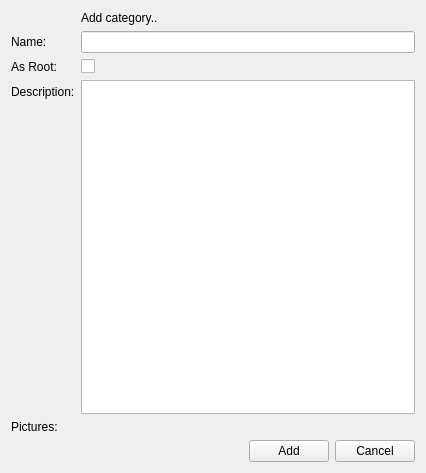
Qt form client/uiforms/category_add.ui (Wolframe/configurator) before a commit.
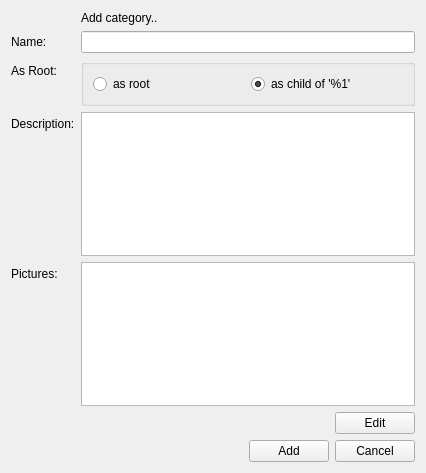
The same form after that commit. Icons and pictures are not drawn.

Commit message: fixed categories (but for pictures)

The edit to the form file:
```diff
--- a/client/uiforms/category_add.ui
+++ b/client/uiforms/category_add.ui
@@ -59,16 +59,6 @@
      <property name="text">
       <string>As Root:</string>
      </property>
-     <property name="buddy">
-      <cstring>root</cstring>
-     </property>
-    </widget>
-   </item>
-   <item row="2" column="1">
-    <widget class="QCheckBox" name="root">
-     <property name="text">
-      <string/>
-     </property>
     </widget>
    </item>
    <item row="3" column="0">
@@ -91,7 +81,7 @@
      </property>
     </widget>
    </item>
-   <item row="5" column="1">
+   <item row="6" column="1">
     <layout class="QHBoxLayout" name="horizontalLayout">
      <item>
       <spacer name="horizontalSpacer">
@@ -117,6 +107,9 @@
        <property name="form" stdset="0">
         <string notr="true">_CLOSE_</string>
        </property>
+       <property name="datasignal:clicked" stdset="0">
+        <string>categories</string>
+       </property>
       </widget>
      </item>
      <item>
@@ -131,6 +124,96 @@
      </item>
     </layout>
    </item>
+   <item row="2" column="1">
+    <widget class="QGroupBox" name="root">
+     <property name="title">
+      <string/>
+     </property>
+     <property name="checkable">
+      <bool>false</bool>
+     </property>
+     <property name="checked">
+      <bool>false</bool>
+     </property>
+     <layout class="QHBoxLayout" name="horizontalLayout_3">
+      <item>
+       <widget class="QRadioButton" name="yes">
+        <property name="text">
+         <string>as root</string>
+        </property>
+       </widget>
+      </item>
+      <item>
+       <widget class="QRadioButton" name="no">
+        <property name="text">
+         <string>as child of '%1'</string>
+        </property>
+        <property name="checked">
+         <bool>true</bool>
+        </property>
+        <property name="action" stdset="0">
+         <string>CategoryRequest category {id={main.id}}</string>
+        </property>
+        <property name="answer" stdset="0">
+         <string>Category category {id={?}; parentID={?}; name{{1}}; normalizedName{{?}}; description{{2}}}</string>
+        </property>
+        <property name="state:visible" stdset="0">
+         <string>{main.id}&gt;1</string>
+        </property>
+        <property name="state:enabled" stdset="0">
+         <string>{main.id}&gt;1</string>
+        </property>
+       </widget>
+      </item>
+     </layout>
+    </widget>
+   </item>
+   <item row="4" column="1">
+    <widget class="QListWidget" name="pictures">
+     <property name="iconSize">
+      <size>
+       <width>50</width>
+       <height>50</height>
+      </size>
+     </property>
+     <property name="viewMode">
+      <enum>QListView::IconMode</enum>
+     </property>
+     <property name="action" stdset="0">
+      <string>CategoryPictureListRequest category {id={main.id}}</string>
+     </property>
+     <property name="answer" stdset="0">
+      <string>CategoryPictureList pictures {picture[] {id={pictures.item.id}; thumbnail{{pictures.item.icon}} }}</string>
+     </property>
+    </widget>
+   </item>
+   <item row="5" column="1">
+    <layout class="QHBoxLayout" name="horizontalLayout_2">
+     <item>
+      <spacer name="horizontalSpacer_2">
+       <property name="orientation">
+        <enum>Qt::Horizontal</enum>
+       </property>
+       <property name="sizeHint" stdset="0">
+        <size>
+         <width>40</width>
+         <height>20</height>
+        </size>
+       </property>
+      </spacer>
+     </item>
+     <item>
+      <widget class="QPushButton" name="add_edit_button">
+       <property name="text">
+        <string>Edit</string>
+       </property>
+       <property name="form" stdset="0">
+        <string>picture_select?widgetid={main.widgetid}_picture&amp;picture.selected={pictures.id}</string>
+       </property>
+      </widget>
+     </item>
+    </layout>
+   </item>
   </layout>
  </widget>
  <tabstops>
```
Left out of the diff: 1 changed line with no effect on the pictures. The commit also changes 3 other files.
